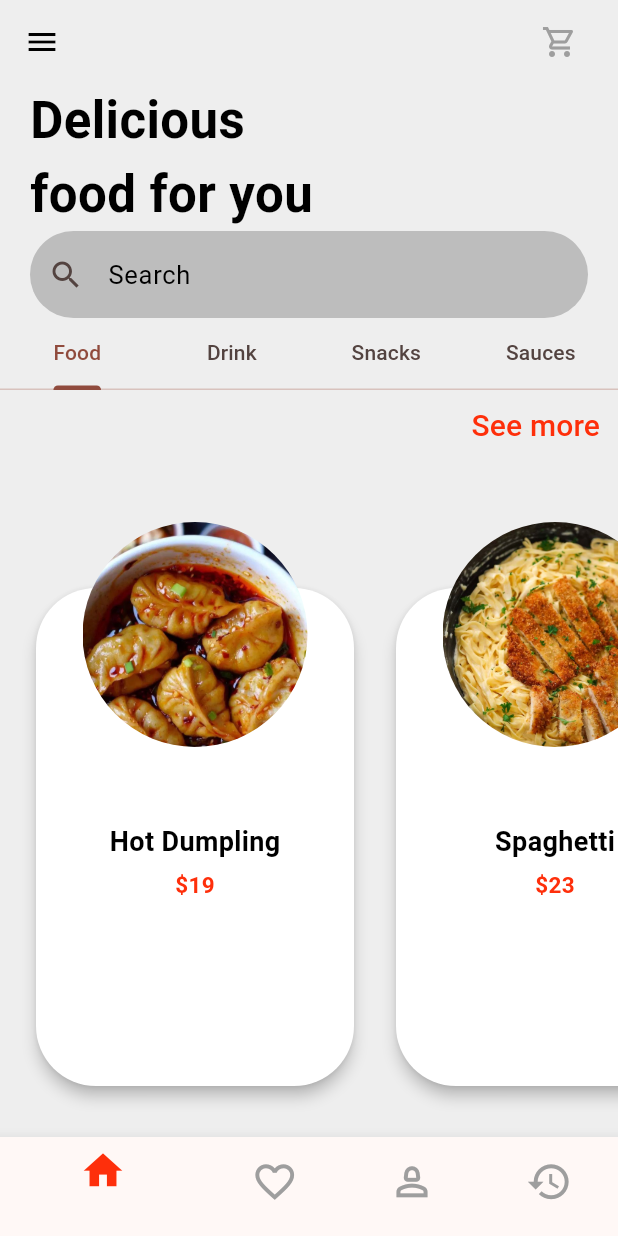
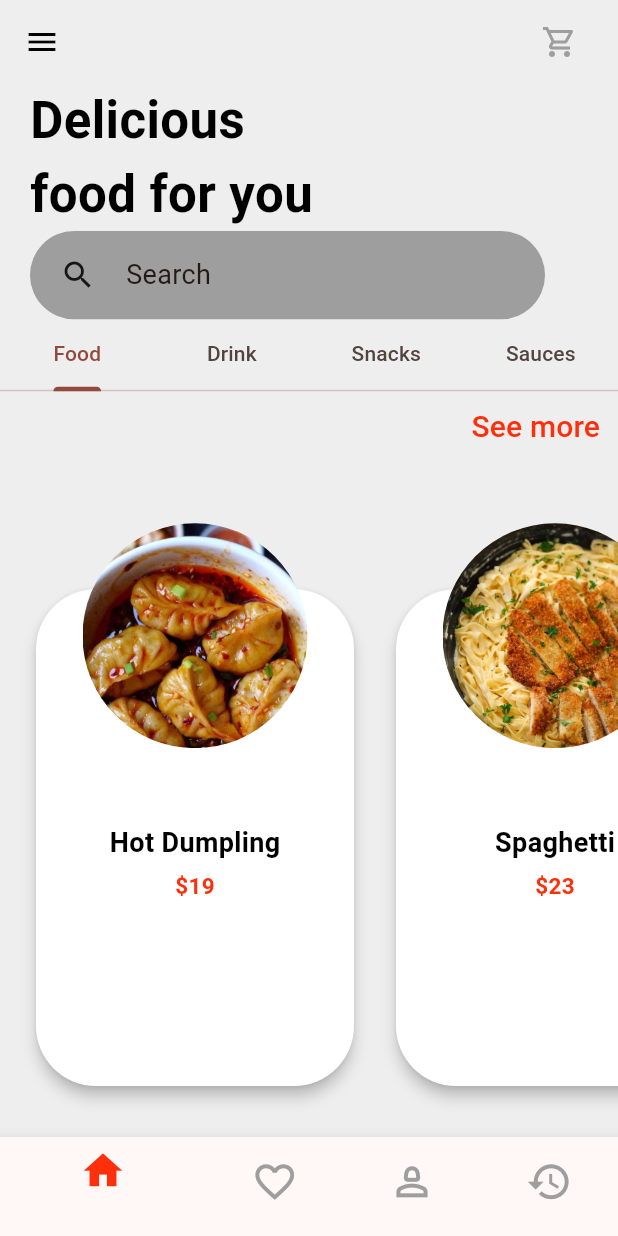
Before and after one commit to Bathhy/fooddeliveryapp, a Flutter app: the Homescreen screen opened directly, on a phone screen of 412 x 824 dp. Run offline on Flutter 3.47's test engine with Material 3 defaults, Android fonts, the phone set to English and light mode, and no system bars; our stand-ins replace get.

Commit message:
adjust: search(home screen)&pageview&cartPage

```diff
--- a/lib/Homepage/Home_screen.dart
+++ b/lib/Homepage/Home_screen.dart
@@ -5,6 +5,7 @@ import 'package:fodddelieveryapp/Homepage/order_page.dart';
 import 'package:fodddelieveryapp/bottomnavigation/profile/profile_acc.dart';
 import 'package:fodddelieveryapp/component/constant_color.dart';
 import 'package:fodddelieveryapp/controller/home_controller.dart';
+import 'package:fodddelieveryapp/search/search_food.dart';
 import 'package:get/get.dart';
 import 'package:fodddelieveryapp/Homepage/tab_bar.dart';
 import 'package:fodddelieveryapp/component/custom_seemorebutton.dart';
@@ -168,12 +169,10 @@ class Topofhome extends StatelessWidget {
 
   @override
   Widget build(BuildContext context) {
-    return Container(
-      child: Column(
+    return Column(
       crossAxisAlignment: CrossAxisAlignment.start,
       children: [
-          const Column(
-            mainAxisAlignment: MainAxisAlignment.start,
+        Row(
           children: [
             Padding(
               padding: EdgeInsets.only(
@@ -187,8 +186,7 @@ class Topofhome extends StatelessWidget {
             ),
           ],
         ),
-          const Column(
-            crossAxisAlignment: CrossAxisAlignment.start,
+        Row(
           children: [
             Padding(
               padding: EdgeInsets.only(left: 20),
@@ -200,30 +198,38 @@ class Topofhome extends StatelessWidget {
             ),
           ],
         ),
-          Padding(
+        Row(
+          children: [
+            InkWell(
+              onTap: () {
+                Get.to(SearchPage());
+              },
+              child: Padding(
+                padding: const EdgeInsets.only(left: 20),
+                child: Container(
                   padding: EdgeInsets.symmetric(horizontal: 20),
-            child: TextField(
-              style: TextStyle(color: Colors.black),
-              decoration: InputDecoration(
-                filled: true,
-                fillColor: Colors.grey[400],
-                border: OutlineInputBorder(
-                    borderRadius: BorderRadius.circular(30),
-                    borderSide: BorderSide.none),
-                hintText: 'Search',
-                hintStyle: const TextStyle(
-                  color: Colors.black,
-                  fontSize: 17,
-                ),
-                prefixIcon: const SizedBox(
-                  width: 18,
-                  child: Icon(Icons.search),
+                  width: MediaQuery.of(context).size.width / 1.2,
+                  height: MediaQuery.of(context).size.height / 14,
+                  decoration: BoxDecoration(
+                      borderRadius: BorderRadius.circular(40),
+                      color: Colors.grey),
+                  child: Row(
+                    children: [
+                      Icon(Icons.search),
+                      SizedBox(width: 20),
+                      Text(
+                        'Search',
+                        style: TextStyle(
+                            fontWeight: FontWeight.w400, fontSize: 18),
+                      )
+                    ],
                   ),
                 ),
               ),
             ),
           ],
         ),
+      ],
     );
   }
 }
--- a/lib/splashscreen/splashscreen.dart
+++ b/lib/splashscreen/splashscreen.dart
@@ -90,7 +90,8 @@ class _SplashscreenState extends State<Splashscreen> {
                   color: Colors.white,
                   textColor: colorOrange,
                 ),
-                )),
+              ),
+            ),
           ],
         ),
       ),
```
Also changed, not shown: lib/Homepage/listview_card.dart (+6 -3 lines), lib/detailpage/cart_order.dart (+31 -26 lines), lib/detailpage/listview_cart.dart (added, +122 -0 lines), lib/search/search_food.dart (added, +29 -0 lines), lib/sign_in&sign_up/sign_in.dart (+9 -6 lines). Lines whose indentation alone changed are shown as unchanged.
